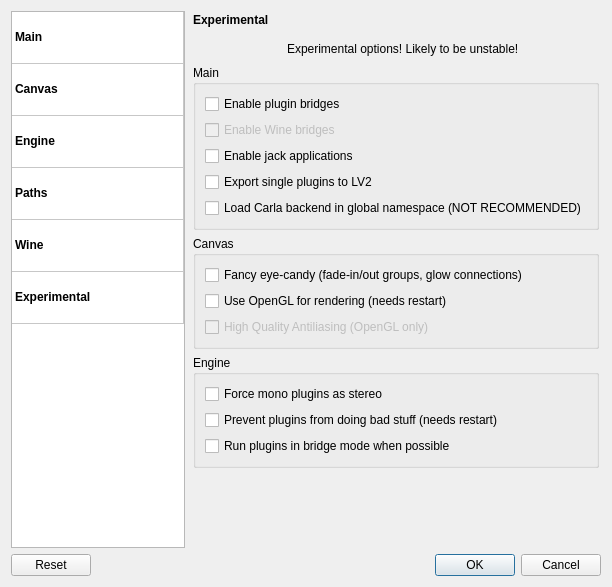
falkTX/Carla, file resources/ui/carla_settings.ui: the form before one commit.
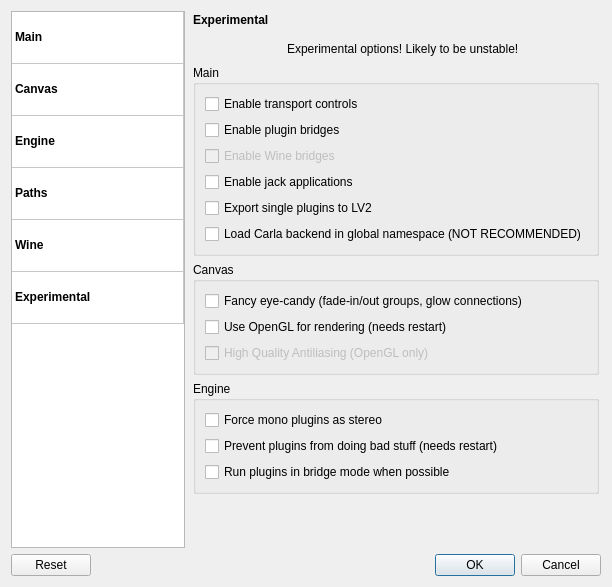
The form after the commit. The open tabs and pages were chosen to show the change. Icons and pictures are not drawn.

Commit message: Make transport controls experimental Closes #546

```diff
--- a/resources/ui/carla_settings.ui
+++ b/resources/ui/carla_settings.ui
@@ -1786,6 +1786,13 @@
             <string>Main</string>
            </property>
            <layout class="QVBoxLayout" name="verticalLayout_17">
+            <item>
+             <widget class="QCheckBox" name="ch_exp_transport">
+              <property name="text">
+               <string>Enable transport controls</string>
+              </property>
+             </widget>
+            </item>
             <item>
              <widget class="QCheckBox" name="cb_exp_plugin_bridges">
               <property name="text">
```
The commit also changes 9 other files.
